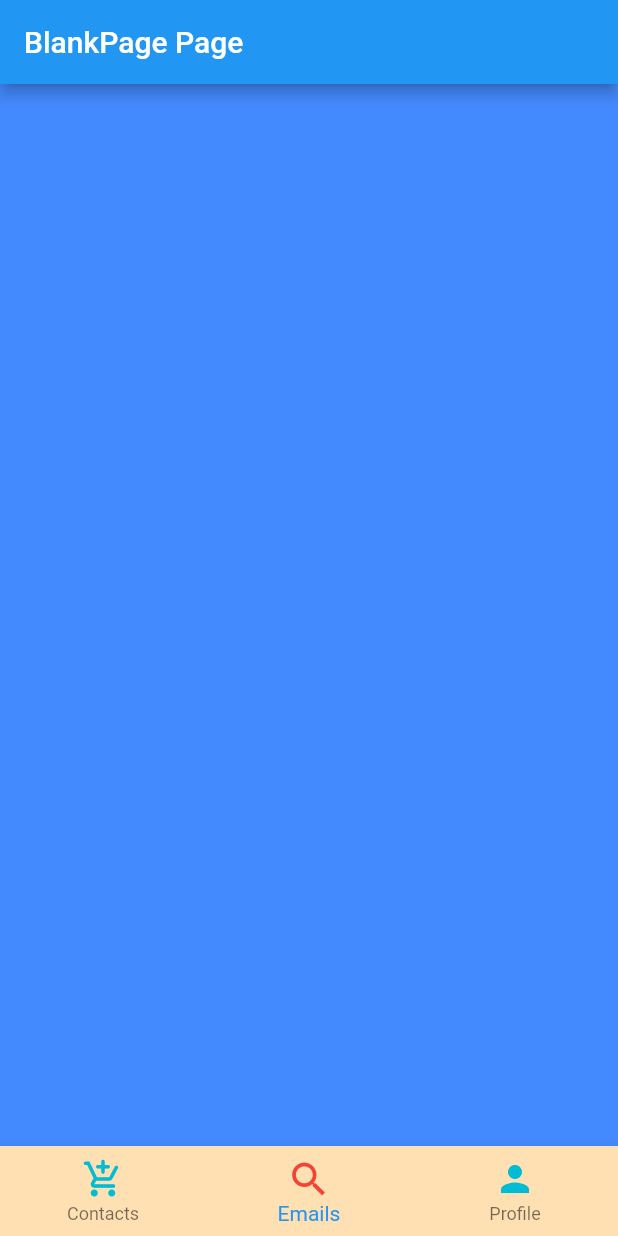
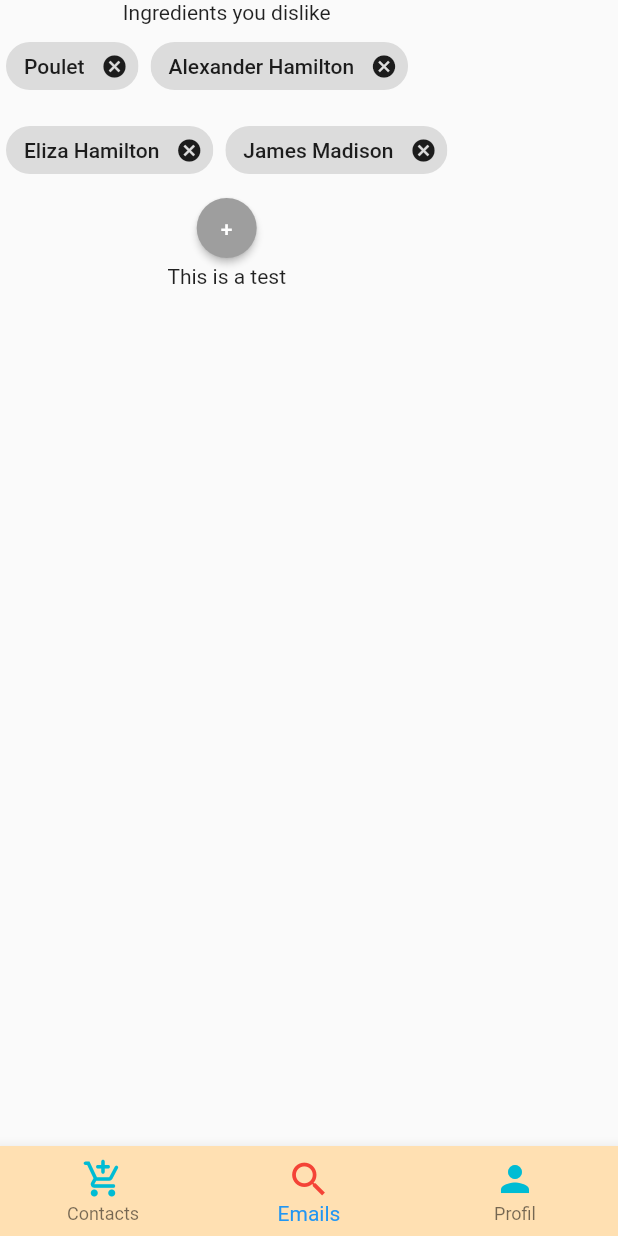
Before and after one commit to timtimjnvr/ideat, a Flutter app: the screen it shows after launch, item 2 of the bottom bar chosen, on a phone screen of 412 x 824 dp. Run offline on Flutter 3.47's test engine with Material 2 defaults, Android fonts, the phone set to English and light mode, and no system bars; our stand-ins replace material_floating_search_bar, settings_ui.

Commit message:
feat : generic search bar and disliked ingredients list

```diff
--- a/ideat/lib/home/bottom_nav_bar.dart
+++ b/ideat/lib/home/bottom_nav_bar.dart
@@ -1,4 +1,6 @@
 import 'package:flutter/material.dart';
+import 'package:ideat/home/components/search_bar.dart';
+import 'package:ideat/home/screen/black_list.dart';
 import 'package:ideat/home/screen/blank_page.dart';
 import 'package:ideat/home/screen/preferences.dart';
 
@@ -17,8 +19,8 @@ class MyHomePageState extends State<MyHomePage> {
 
   final screens = [
     Preferences(),
-    BlankPage(),
-    BlankPage(),
+    BlackList(),
+    SearchBar(),
   ];
 
   @override
@@ -43,7 +45,7 @@ class MyHomePageState extends State<MyHomePage> {
           ),
           BottomNavigationBarItem(
             icon: Icon(Icons.person),
-            label: "Profile",
+            label: "Profil",
           )
         ],
         onTap: (int index) {
--- /dev/null
+++ b/ideat/lib/home/screen/black_list.dart
@@ -0,0 +1,78 @@
+import 'package:flutter/material.dart';
+
+class Food {
+  const Food(this.name);
+  final String name;
+}
+
+class CastList extends StatefulWidget {
+  const CastList({Key? key}) : super(key: key);
+
+  @override
+  State createState() => CastListState();
+}
+
+class CastListState extends State<CastList> {
+  final List<Food> _cast = <Food>[
+    const Food('Poulet'),
+    const Food('Alexander Hamilton'),
+    const Food('Eliza Hamilton'),
+    const Food('James Madison'),
+  ];
+
+  Iterable<Widget> get actorWidgets sync* {
+    for (final Food food in _cast) {
+      yield Padding(
+        padding: const EdgeInsets.all(4.0),
+        child: Chip(
+          label: Text(food.name),
+          onDeleted: () {
+            setState(() {
+              _cast.removeWhere((Food entry) {
+                return entry.name == food.name;
+              });
+            });
+          },
+        ),
+      );
+    }
+  }
+
+  @override
+  Widget build(BuildContext context) {
+    return Column(children: <Widget>[
+      Text("Ingredients you dislike"),
+      Wrap(
+       children: actorWidgets.toList(),
+    ),
+    ElevatedButton(
+  onPressed: () {setState((){_cast.add(const Food("Les endives"));});},
+  child: Text('+'),
+  style: ElevatedButton.styleFrom(
+    shape: CircleBorder(),
+    padding: EdgeInsets.all(12),
+    primary: Colors.grey,
+  ),
+
+)
+    ],);
+  }
+}
+
+
+class BlackList extends StatefulWidget {
+  const BlackList({Key? key}) : super(key: key);
+
+  @override
+  State<BlackList> createState() => _MyStatefulWidgetState();
+}
+
+class _MyStatefulWidgetState extends State<BlackList> {
+  @override
+  Widget build(BuildContext context) {
+    return Column(children: <Widget>[
+      CastList(),
+      Text('This is a test')
+    ],);
+  }
+}
--- a/ideat/lib/home/screen/preferences.dart
+++ b/ideat/lib/home/screen/preferences.dart
@@ -1,4 +1,5 @@
 import 'package:flutter/material.dart';
+import 'package:ideat/home/screen/blank_page.dart';
 import 'package:settings_ui/settings_ui.dart';
 
 class Preferences extends StatefulWidget {
@@ -11,7 +12,8 @@ class Preferences extends StatefulWidget {
 class _PreferencesPageState extends State<Preferences> {
   bool isSwitched = false;
   changePage() {
-    Navigator.pushNamed(context, '/rd');
+    Navigator.of(context)
+        .push(MaterialPageRoute(builder:(context) => BlankPage()));
   }
 
   @override
```
Also changed, not shown: ideat/lib/home/components/search_bar.dart (added, +221 -0 lines), ideat/lib/home/components/round_add_button.dart (added).
